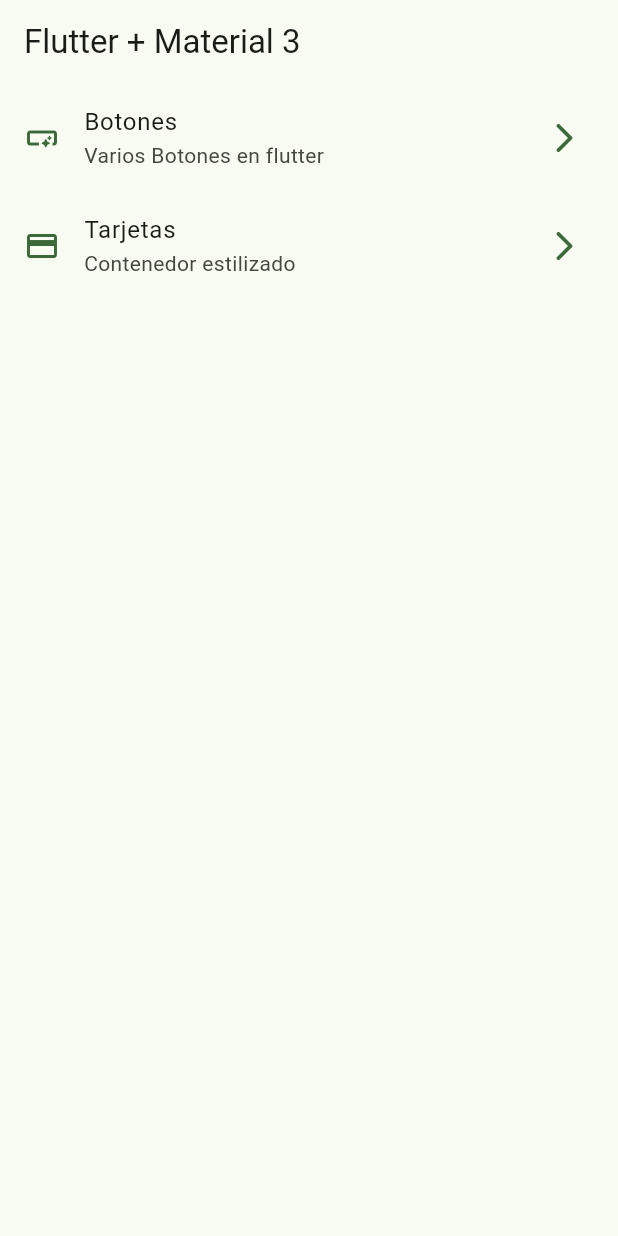
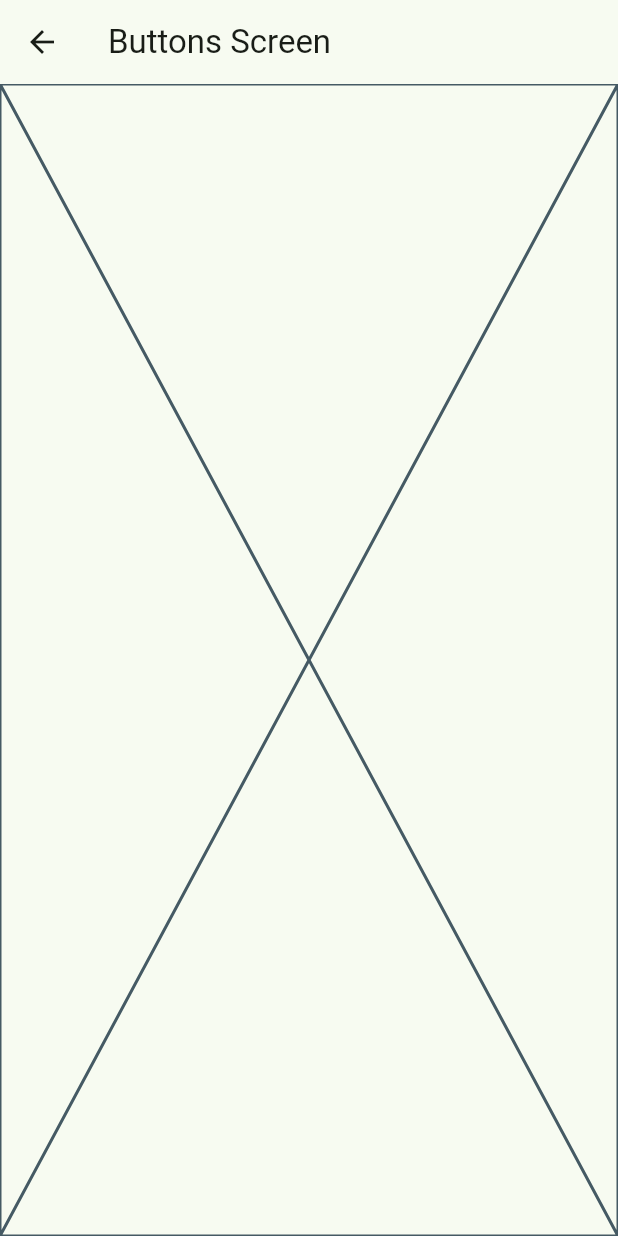
Before and after one commit to ciarte/widgets_app, a Flutter app: the screen it shows after launch, after a tap on "Botones", on a phone screen of 412 x 824 dp. Run offline on Flutter 3.47's test engine with Material 2 defaults, Android fonts, the phone set to English and light mode, and no system bars.

```diff
--- a/lib/config/menu/menu_items.dart
+++ b/lib/config/menu/menu_items.dart
@@ -23,7 +23,7 @@ const appMenuItems = <MenuItem>[
   MenuItem(
     title: 'Tarjetas',
     subtitle: 'Contenedor estilizado',
-    link: '/card',
+    link: '/cards',
     icon: Icons.credit_card,
   )
 ];
--- a/lib/main.dart
+++ b/lib/main.dart
@@ -1,6 +1,8 @@
 import 'package:flutter/material.dart';
 import 'package:widgets_app/config/theme/app_theme.dart';
 
+import 'presentation/screens/buttons/buttons_screen.dart';
+import 'presentation/screens/cards/cards_screen.dart';
 import 'presentation/screens/home/home_screen.dart';
 
 void main() {
@@ -16,6 +18,10 @@ class MyApp extends StatelessWidget {
       debugShowCheckedModeBanner: false,
       theme: AppTheme(selectedColor: 2).getTheme(),
       home: const HomeScreen(),
+      routes: {
+        '/buttons': (context) => const ButtonsScreen(),
+        '/cards': (context) => const CardsScreen(),
+      },
     );
   }
 }
--- /dev/null
+++ b/lib/presentation/screens/buttons/buttons_screen.dart
@@ -0,0 +1,15 @@
+import 'package:flutter/material.dart';
+
+class ButtonsScreen extends StatelessWidget {
+  const ButtonsScreen({super.key});
+
+  @override
+  Widget build(BuildContext context) {
+    return Scaffold(
+      appBar: AppBar(
+        title: const Text('Buttons Screen'),
+      ),
+      body: const Placeholder(),
+    );
+  }
+}
--- a/lib/presentation/screens/home/home_screen.dart
+++ b/lib/presentation/screens/home/home_screen.dart
@@ -1,5 +1,6 @@
 import 'package:flutter/material.dart';
 import 'package:widgets_app/config/menu/menu_items.dart';
+import 'package:widgets_app/presentation/screens/buttons/buttons_screen.dart';
 
 class HomeScreen extends StatelessWidget {
   const HomeScreen({super.key});
@@ -47,7 +48,13 @@ class _CustomListTile extends StatelessWidget {
       title: Text(menuItem.title),
       subtitle: Text(menuItem.subtitle),
       trailing: Icon(Icons.arrow_forward_ios_rounded, color: colors.primary),
-      onTap: () {},
+      onTap: () {
+        // Navigator.of(context).push(
+        //   MaterialPageRoute(
+        //   builder: (context) => const ButtonsScreen(),
+        // ));
+        Navigator.pushNamed(context, menuItem.link);
+      },
     );
   }
 }
```
Also changed, not shown: lib/presentation/screens/cards/cards_screen.dart (added, +15 -0 lines).
